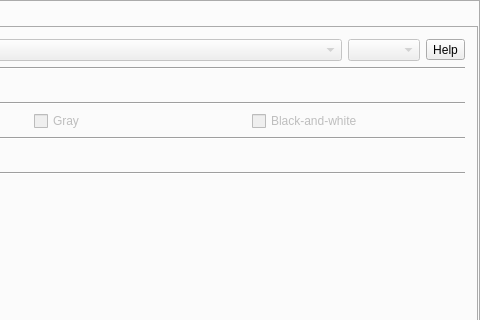
Above: src/formMainWindow.ui from vkohaupt/vokoscreenNG before the change; both pictures show x 230 to 710 and y 0 to 320 of the 710 by 428 pixel window. Below: the same form after it.
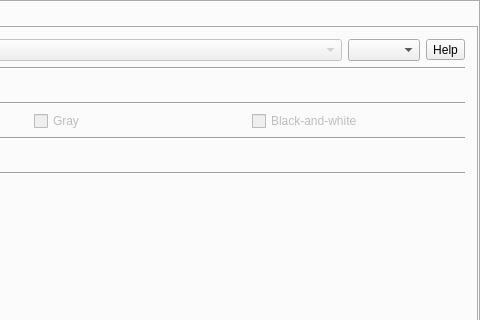
That is the form after the change. The open tabs and pages were chosen to show the change. Icons and pictures are not drawn.

Patch:
```diff
--- a/src/formMainWindow.ui
+++ b/src/formMainWindow.ui
@@ -2283,11 +2283,7 @@
                </widget>
               </item>
               <item row="0" column="2">
-               <widget class="QComboBox" name="comboBoxCameraResolution">
-                <property name="enabled">
-                 <bool>false</bool>
-                </property>
-               </widget>
+               <widget class="QComboBox" name="comboBoxCameraResolution"/>
               </item>
               <item row="0" column="0">
                <widget class="QCheckBox" name="checkBoxCameraOnOff">
```
